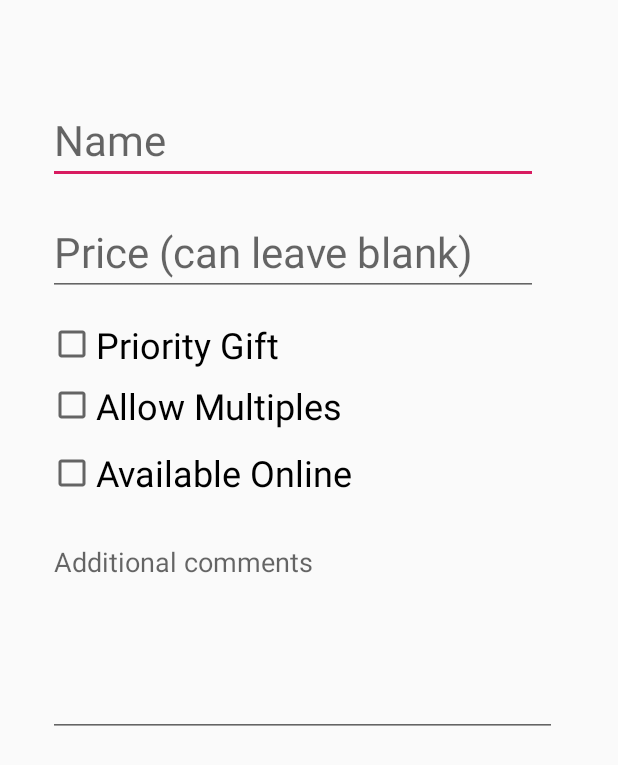
After one commit to AaronPMichael/NoStressWishList, an Android app: the layout fragment_item__add_.xml on its own in the app's theme, with its tools: preview values and no code run, on a phone screen of 412 x 824 dp. The commit adds this screen. Shown: the top 765 px of the screen. Run offline under Robolectric (Android 15) with nearby library versions, the phone set to English and light mode, and no system bars.

Commit message:
started implementing item adding fragment

```diff
--- a/app/build.gradle
+++ b/app/build.gradle
@@ -24,10 +24,11 @@ android {
 
 dependencies {
     implementation fileTree(dir: 'libs', include: ['*.jar'])
-    implementation"org.jetbrains.kotlin:kotlin-stdlib-jdk7:$kotlin_version"
+    implementation "org.jetbrains.kotlin:kotlin-stdlib-jdk7:$kotlin_version"
     implementation 'com.android.support:appcompat-v7:28.0.0'
     implementation 'com.android.support.constraint:constraint-layout:1.1.3'
     implementation 'com.android.support:design:28.0.0'
+    implementation 'com.android.support:support-v4:28.0.0'
     testImplementation 'junit:junit:4.12'
     androidTestImplementation 'com.android.support.test:runner:1.0.2'
     androidTestImplementation 'com.android.support.test.espresso:espresso-core:3.0.2'
--- /dev/null
+++ b/app/src/main/res/layout/fragment_item__add_.xml
@@ -0,0 +1,65 @@
+<?xml version="1.0" encoding="utf-8"?>
+<android.support.constraint.ConstraintLayout xmlns:android="http://schemas.android.com/apk/res/android"
+                                             xmlns:app="http://schemas.android.com/apk/res-auto" xmlns:tools="http://schemas.android.com/tools"
+             android:layout_width="match_parent"
+             android:layout_height="match_parent"
+             tools:context=".Item_Add_Fragment">
+
+    <!-- TODO: Update blank fragment layout -->
+
+    <EditText
+            android:layout_width="wrap_content"
+            android:layout_height="wrap_content"
+            android:inputType="textPersonName"
+            android:textSize="28dp"
+            android:ems="10"
+            android:id="@+id/editName" android:layout_marginTop="64dp"
+            app:layout_constraintTop_toTopOf="parent"
+            app:layout_constraintStart_toStartOf="parent" android:layout_marginLeft="32dp"
+            android:layout_marginStart="32dp" android:hint="@string/name"/>
+    <EditText
+            android:layout_width="wrap_content"
+            android:layout_height="wrap_content"
+            android:inputType="number"
+            android:ems="10"
+            android:id="@+id/editPrice"
+            android:textSize="28dp"
+            android:layout_marginStart="32dp"
+            app:layout_constraintStart_toStartOf="parent" android:layout_marginLeft="32dp"
+            android:layout_marginTop="16dp"
+            app:layout_constraintTop_toBottomOf="@+id/editName" android:hint="@string/price_can_leave_blank"/>
+    <CheckBox
+            android:text="@string/priority_gift"
+            android:textSize="24dp"
+            android:layout_width="wrap_content"
+            android:layout_height="wrap_content"
+            android:id="@+id/priority_box" app:layout_constraintStart_toStartOf="parent" android:layout_marginLeft="32dp"
+            android:layout_marginStart="32dp" android:layout_marginTop="16dp"
+            app:layout_constraintTop_toBottomOf="@+id/editPrice" android:checked="false"/>
+    <CheckBox
+            android:text="@string/allow_multiples"
+            android:layout_width="wrap_content"
+            android:layout_height="wrap_content"
+            android:textSize="24dp"
+            android:id="@+id/mult_box" app:layout_constraintStart_toStartOf="parent" android:layout_marginLeft="32dp"
+            android:layout_marginStart="32dp" android:layout_marginTop="8dp"
+            app:layout_constraintTop_toBottomOf="@+id/priority_box"/>
+    <CheckBox
+            android:text="@string/available_online"
+            android:layout_width="229dp"
+            android:layout_height="41dp"
+            android:id="@+id/online_box" android:layout_marginTop="8dp"
+            android:textSize="24dp"
+            app:layout_constraintTop_toBottomOf="@+id/mult_box" app:layout_constraintStart_toStartOf="parent"
+            android:layout_marginLeft="32dp" android:layout_marginStart="32dp"/>
+    <EditText
+            android:layout_width="339dp"
+            android:layout_height="139dp"
+            android:inputType="textMultiLine"
+            android:gravity="top"
+            android:ems="10"
+            android:id="@+id/comments_field" android:layout_marginTop="16dp"
+            app:layout_constraintTop_toBottomOf="@+id/online_box" android:layout_marginStart="32dp"
+            app:layout_constraintStart_toStartOf="parent" android:layout_marginLeft="32dp"
+            android:hint="@string/additional_comments"/>
+</android.support.constraint.ConstraintLayout>
--- a/app/src/main/res/values/strings.xml
+++ b/app/src/main/res/values/strings.xml
@@ -1,4 +1,13 @@
 <resources>
     <string name="app_name">No Stress Wish List</string>
     <string name="action_settings">Settings</string>
+
+    <!-- TODO: Remove or change this placeholder text -->
+    <string name="hello_blank_fragment">Hello blank fragment</string>
+    <string name="available_online">Available Online</string>
+    <string name="allow_multiples">Allow Multiples</string>
+    <string name="priority_gift">Priority Gift</string>
+    <string name="additional_comments">Additional comments</string>
+    <string name="name">Name</string>
+    <string name="price_can_leave_blank">Price (can leave blank)</string>
 </resources>
```
Also changed, not shown: app/src/main/java/rose/michaeap/nostresswishlist/Item_Add_Fragment.kt (added, +95 -0 lines).
